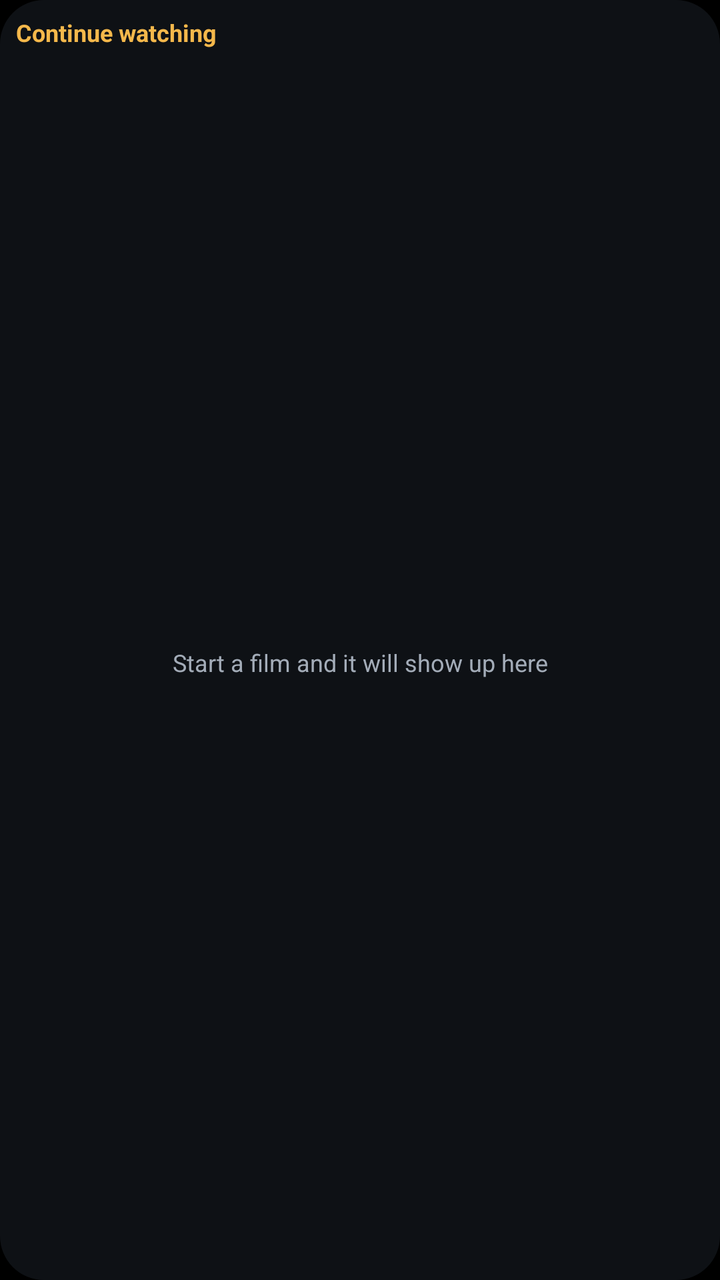
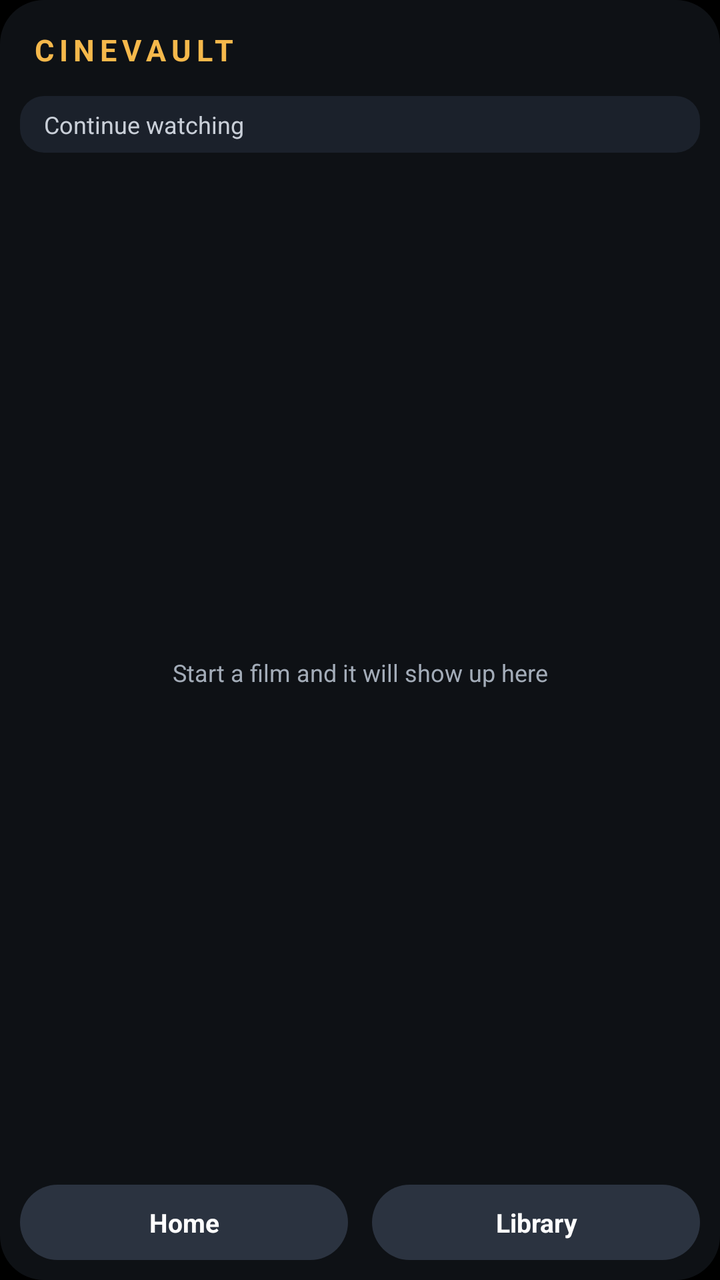

The first picture is an Android layout as it rendered before a commit; the second is the same layout after the commit. The layout source and the unified diff follow.
<!-- AndroidManifest.xml: application theme Theme.CineVault -->
<!-- res/layout/widget_continue_watching_tall.xml -->
<?xml version="1.0" encoding="utf-8"?>
<LinearLayout xmlns:android="http://schemas.android.com/apk/res/android"
    android:layout_width="match_parent"
    android:layout_height="match_parent"
    android:orientation="vertical"
    android:padding="8dp"
    android:background="@drawable/widget_bg">
        <TextView
            android:layout_width="match_parent"
            android:layout_height="wrap_content"
            android:paddingBottom="6dp"
            android:text="Continue watching"
            android:textColor="#F5B84B"
            android:textSize="12sp"
            android:textStyle="bold" />

    <FrameLayout
        android:layout_width="match_parent"
        android:layout_height="0dp"
        android:layout_weight="1">

        <StackView
            android:id="@+id/widget_stack"
            android:layout_width="match_parent"
            android:layout_height="match_parent"
            android:loopViews="true" />

        <TextView
            android:id="@+id/widget_empty"
            android:layout_width="match_parent"
            android:layout_height="match_parent"
            android:gravity="center"
            android:padding="12dp"
            android:text="Start a film and it will show up here"
            android:textColor="#A3ACB8"
            android:textSize="12sp" />
    </FrameLayout>
</LinearLayout>
<!-- resources referenced by this layout -->
<resources>
  <!-- drawable widget_bg (drawable) -->
  <?xml version="1.0" encoding="utf-8"?>
  <shape xmlns:android="http://schemas.android.com/apk/res/android" android:shape="rectangle">
      <solid android:color="#E6101318" />
      <corners android:radius="22dp" />
  </shape>
  <style name="Theme.CineVault" parent="android:Theme.Material.Light.NoActionBar">
          <item name="android:windowBackground">@android:color/black</item>
      </style>
</resources>

<!-- the commit's change to res/layout/widget_continue_watching_tall.xml (unified diff, before → after) -->
@@ -2,28 +2,58 @@
 <LinearLayout xmlns:android="http://schemas.android.com/apk/res/android"
     android:layout_width="match_parent"
     android:layout_height="match_parent"
+    android:background="@drawable/widget_bg"
     android:orientation="vertical"
-    android:padding="8dp"
-    android:background="@drawable/widget_bg">
+    android:padding="10dp">
+    <LinearLayout
+        android:layout_width="match_parent"
+        android:layout_height="wrap_content"
+        android:gravity="center_vertical"
+        android:orientation="horizontal"
+        android:paddingBottom="8dp">
+
         <TextView
-            android:layout_width="match_parent"
+            android:layout_width="0dp"
             android:layout_height="wrap_content"
-            android:paddingBottom="6dp"
-            android:text="Continue watching"
+            android:layout_weight="1"
+            android:letterSpacing="0.18"
+            android:paddingStart="6dp"
+            android:text="CINEVAULT"
             android:textColor="#F5B84B"
-            android:textSize="12sp"
+            android:textSize="15sp"
             android:textStyle="bold" />
 
+        <ImageView
+            android:id="@+id/widget_logo"
+            android:layout_width="30dp"
+            android:layout_height="30dp"
+            android:contentDescription="Open CineVault"
+            android:src="@mipmap/ic_launcher_round" />
+    </LinearLayout>
+    <TextView
+        android:layout_width="match_parent"
+        android:layout_height="wrap_content"
+        android:layout_marginBottom="8dp"
+        android:background="@drawable/widget_strip_bg"
+        android:paddingStart="12dp"
+        android:paddingTop="6dp"
+        android:paddingEnd="12dp"
+        android:paddingBottom="6dp"
+        android:text="Continue watching"
+        android:textColor="#C9CFD8"
+        android:textSize="12sp" />
     <FrameLayout
         android:layout_width="match_parent"
         android:layout_height="0dp"
         android:layout_weight="1">
 
-        <StackView
-            android:id="@+id/widget_stack"
+        <ListView
+            android:id="@+id/widget_list"
             android:layout_width="match_parent"
             android:layout_height="match_parent"
-            android:loopViews="true" />
+            android:divider="@null"
+            android:dividerHeight="0dp"
+            android:scrollbars="none" />
 
         <TextView
             android:id="@+id/widget_empty"
@@ -35,4 +65,40 @@
             android:textColor="#A3ACB8"
             android:textSize="12sp" />
     </FrameLayout>
+    <LinearLayout
+        android:layout_width="match_parent"
+        android:layout_height="wrap_content"
+        android:layout_marginTop="4dp"
+        android:orientation="horizontal">
+
+        <TextView
+            android:id="@+id/widget_btn_home"
+            android:layout_width="0dp"
+            android:layout_height="wrap_content"
+            android:layout_marginEnd="6dp"
+            android:layout_weight="1"
+            android:background="@drawable/widget_pill_bg"
+            android:gravity="center"
+            android:paddingTop="10dp"
+            android:paddingBottom="10dp"
+            android:text="Home"
+            android:textColor="#FFFFFF"
+            android:textSize="13sp"
+            android:textStyle="bold" />
+
+        <TextView
+            android:id="@+id/widget_btn_library"
+            android:layout_width="0dp"
+            android:layout_height="wrap_content"
+            android:layout_marginStart="6dp"
+            android:layout_weight="1"
+            android:background="@drawable/widget_pill_bg"
+            android:gravity="center"
+            android:paddingTop="10dp"
+            android:paddingBottom="10dp"
+            android:text="Library"
+            android:textColor="#FFFFFF"
+            android:textSize="13sp"
+            android:textStyle="bold" />
+    </LinearLayout>
 </LinearLayout>
<!-- resource entries referenced after the edit -->
@@ -6,6 +6,24 @@
       <solid android:color="#E6101318" />
       <corners android:radius="22dp" />
   </shape>
+  <!-- drawable widget_pill_bg (drawable) -->
+  <?xml version="1.0" encoding="utf-8"?>
+  <shape xmlns:android="http://schemas.android.com/apk/res/android" android:shape="rectangle">
+      <solid android:color="#2B3340" />
+      <corners android:radius="24dp" />
+  </shape>
+  <!-- drawable widget_strip_bg (drawable) -->
+  <?xml version="1.0" encoding="utf-8"?>
+  <shape xmlns:android="http://schemas.android.com/apk/res/android" android:shape="rectangle">
+      <solid android:color="#1B212B" />
+      <corners android:radius="12dp" />
+  </shape>
+  <!-- mipmap ic_launcher_round (mipmap-anydpi-v26) -->
+  <?xml version="1.0" encoding="utf-8"?>
+  <adaptive-icon xmlns:android="http://schemas.android.com/apk/res/android">
+      <background android:drawable="@android:color/black" />
+      <foreground android:drawable="@mipmap/ic_launcher_foreground" />
+  </adaptive-icon>
   <style name="Theme.CineVault" parent="android:Theme.Material.Light.NoActionBar">
           <item name="android:windowBackground">@android:color/black</item>
       </style>
